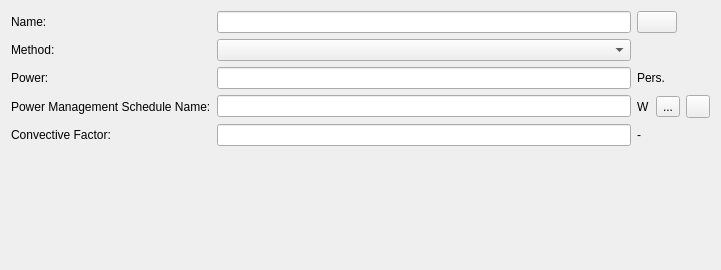
Brockaaa/SIM-VICUS, file SIM-VICUS/src/SVDBInternalLoadsLightsEditWidget.ui: the form before one commit.
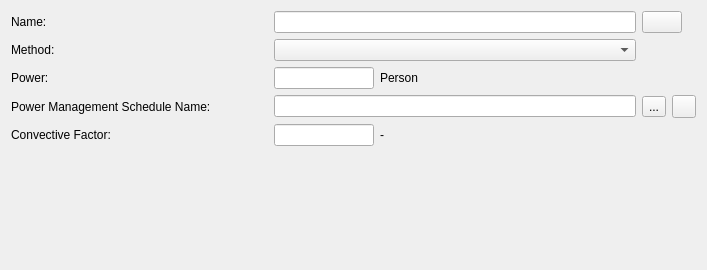
The form after the commit. Icons and pictures are not drawn. Custom widgets are drawn as their Qt base class.

```diff
--- a/SIM-VICUS/src/SVDBInternalLoadsLightsEditWidget.ui
+++ b/SIM-VICUS/src/SVDBInternalLoadsLightsEditWidget.ui
@@ -6,22 +6,25 @@
    <rect>
     <x>0</x>
     <y>0</y>
-    <width>721</width>
+    <width>707</width>
     <height>270</height>
    </rect>
   </property>
   <property name="windowTitle">
    <string>Form</string>
   </property>
-  <layout class="QGridLayout" name="gridLayoutMaster" columnstretch="0,1,0,0,0,0">
-   <item row="1" column="0">
-    <widget class="QLabel" name="labelCategory_2">
+  <layout class="QGridLayout" name="gridLayoutMaster">
+   <item row="2" column="0">
+    <widget class="QLabel" name="labelLightsInput">
      <property name="text">
-      <string>Method:</string>
+      <string>Power:</string>
      </property>
     </widget>
    </item>
-   <item row="3" column="5">
+   <item row="1" column="1" colspan="2">
+    <widget class="QComboBox" name="comboBoxMethod"/>
+   </item>
+   <item row="3" column="4">
     <widget class="QToolButton" name="toolButtonRemovePowerManagementSchedule">
      <property name="icon">
       <iconset resource="../resources/SIM-VICUS.qrc">
@@ -29,66 +32,39 @@
      </property>
     </widget>
    </item>
-   <item row="4" column="0">
-    <widget class="QLabel" name="labelConvectiveFactor">
-     <property name="text">
-      <string>Convective Factor:</string>
-     </property>
-    </widget>
-   </item>
-   <item row="0" column="0">
-    <widget class="QLabel" name="labelDisplayName">
-     <property name="text">
-      <string>Name:</string>
-     </property>
-    </widget>
-   </item>
-   <item row="3" column="0">
-    <widget class="QLabel" name="labelDisplayName_2">
-     <property name="text">
-      <string>Power Management Schedule Name:</string>
-     </property>
-    </widget>
-   </item>
-   <item row="3" column="4">
+   <item row="3" column="3">
     <widget class="QToolButton" name="toolButtonSelectSchedule">
      <property name="text">
       <string>...</string>
      </property>
     </widget>
    </item>
-   <item row="4" column="1" colspan="2">
-    <widget class="QtExt::ValidatingLineEdit" name="lineEditConvectiveFactor">
-     <property name="maximumSize">
-      <size>
-       <width>16777215</width>
-       <height>16777215</height>
-      </size>
-     </property>
-    </widget>
-   </item>
-   <item row="2" column="1" colspan="2">
-    <widget class="QtExt::ValidatingLineEdit" name="lineEditPower">
-     <property name="maximumSize">
-      <size>
-       <width>16777215</width>
-       <height>16777215</height>
-      </size>
-     </property>
-    </widget>
-   </item>
    <item row="0" column="1" colspan="2">
     <widget class="QtExt::LanguageStringEditWidget1" name="lineEditName"/>
    </item>
-   <item row="2" column="0">
-    <widget class="QLabel" name="labelLightsInput">
+   <item row="3" column="0">
+    <widget class="QLabel" name="labelDisplayName_2">
      <property name="text">
-      <string>Power:</string>
+      <string>Power Management Schedule Name:</string>
      </property>
     </widget>
    </item>
-   <item row="1" column="1" colspan="2">
-    <widget class="QComboBox" name="comboBoxMethod"/>
+   <item row="1" column="0">
+    <widget class="QLabel" name="labelCategory_2">
+     <property name="text">
+      <string>Method:</string>
+     </property>
+    </widget>
+   </item>
+   <item row="2" column="1">
+    <widget class="QtExt::ValidatingLineEdit" name="lineEditPower">
+     <property name="maximumSize">
+      <size>
+       <width>100</width>
+       <height>16777215</height>
+      </size>
+     </property>
+    </widget>
    </item>
    <item row="3" column="1" colspan="2">
     <widget class="QLineEdit" name="lineEditManagementScheduleName">
@@ -97,27 +73,10 @@
      </property>
     </widget>
    </item>
-   <item row="5" column="0" colspan="6">
-    <widget class="QwtPlot" name="widgetPlot" native="true"/>
-   </item>
-   <item row="3" column="3">
-    <widget class="QLabel" name="label">
+   <item row="4" column="0">
+    <widget class="QLabel" name="labelConvectiveFactor">
      <property name="text">
-      <string>W</string>
-     </property>
-    </widget>
-   </item>
-   <item row="2" column="3" colspan="3">
-    <widget class="QLabel" name="labelLightsInputUnit">
-     <property name="text">
-      <string>Pers.</string>
-     </property>
-    </widget>
-   </item>
-   <item row="4" column="3" colspan="3">
-    <widget class="QLabel" name="labelConvectiveFactorUnit">
-     <property name="text">
-      <string>-</string>
+      <string>Convective Factor:</string>
      </property>
     </widget>
    </item>
@@ -131,21 +90,43 @@
      </property>
     </widget>
    </item>
+   <item row="4" column="2">
+    <widget class="QLabel" name="labelConvectiveFactorUnit">
+     <property name="text">
+      <string>-</string>
+     </property>
+    </widget>
+   </item>
+   <item row="2" column="2">
+    <widget class="QLabel" name="labelLightsInputUnit">
+     <property name="text">
+      <string>Person</string>
+     </property>
+    </widget>
+   </item>
+   <item row="0" column="0">
+    <widget class="QLabel" name="labelDisplayName">
+     <property name="text">
+      <string>Name:</string>
+     </property>
+    </widget>
+   </item>
+   <item row="4" column="1">
+    <widget class="QtExt::ValidatingLineEdit" name="lineEditConvectiveFactor">
+     <property name="maximumSize">
+      <size>
+       <width>100</width>
+       <height>16777215</height>
+      </size>
+     </property>
+    </widget>
+   </item>
+   <item row="5" column="0" colspan="5">
+    <widget class="QwtPlot" name="widgetPlot" native="true"/>
+   </item>
   </layout>
  </widget>
  <customwidgets>
-  <customwidget>
-   <class>QtExt::LanguageStringEditWidget1</class>
-   <extends>QLineEdit</extends>
-   <header location="global">QtExt_LanguageStringEditWidget1.h</header>
-   <container>1</container>
-  </customwidget>
-  <customwidget>
-   <class>QwtPlot</class>
-   <extends>QWidget</extends>
-   <header location="global">qwt_plot.h</header>
-   <container>1</container>
-  </customwidget>
   <customwidget>
    <class>QtExt::ValidatingLineEdit</class>
    <extends>QLineEdit</extends>
@@ -154,13 +135,22 @@
     <signal>editingFinishedSuccessfully()</signal>
    </slots>
   </customwidget>
+  <customwidget>
+   <class>QtExt::LanguageStringEditWidget1</class>
+   <extends>QLineEdit</extends>
+   <header location="global">QtExt_LanguageStringEditWidget1.h</header>
+   <container>1</container>
+  </customwidget>
   <customwidget>
    <class>QtExt::ColorButton</class>
    <extends>QPushButton</extends>
    <header location="global">QtExt_ColorButton.h</header>
-   <slots>
-    <signal>colorChanged()</signal>
-   </slots>
+  </customwidget>
+  <customwidget>
+   <class>QwtPlot</class>
+   <extends>QWidget</extends>
+   <header location="global">qwt_plot.h</header>
+   <container>1</container>
   </customwidget>
  </customwidgets>
  <resources>
```
